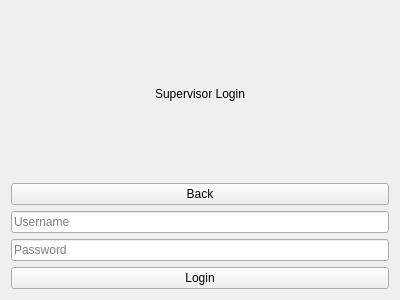
Before: the Qt Designer form ui/SupervisorLoginWindow.ui in KALU56/bloodbank, drawn with Qt 5.
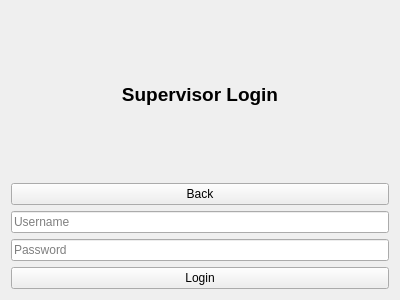
After: the same form once the commit is applied.

What changed in the file:
```diff
--- a/ui/SupervisorLoginWindow.ui
+++ b/ui/SupervisorLoginWindow.ui
@@ -16,6 +16,12 @@
   <layout class="QVBoxLayout" name="verticalLayout">
    <item>
     <widget class="QLabel" name="labelTitle">
+     <property name="font">
+      <font>
+       <pointsize>14</pointsize>
+       <bold>true</bold>
+      </font>
+     </property>
      <property name="text">
       <string>Supervisor Login</string>
      </property>
```
